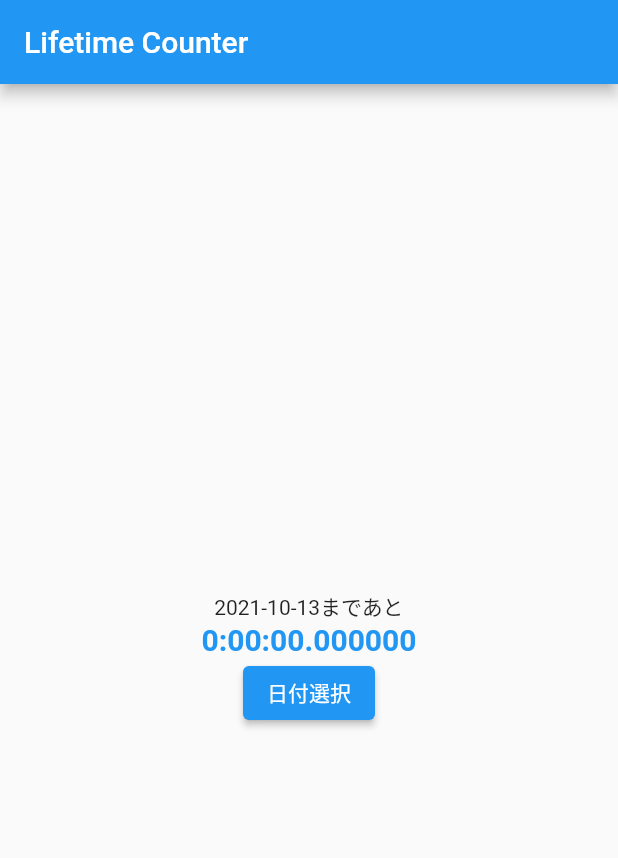
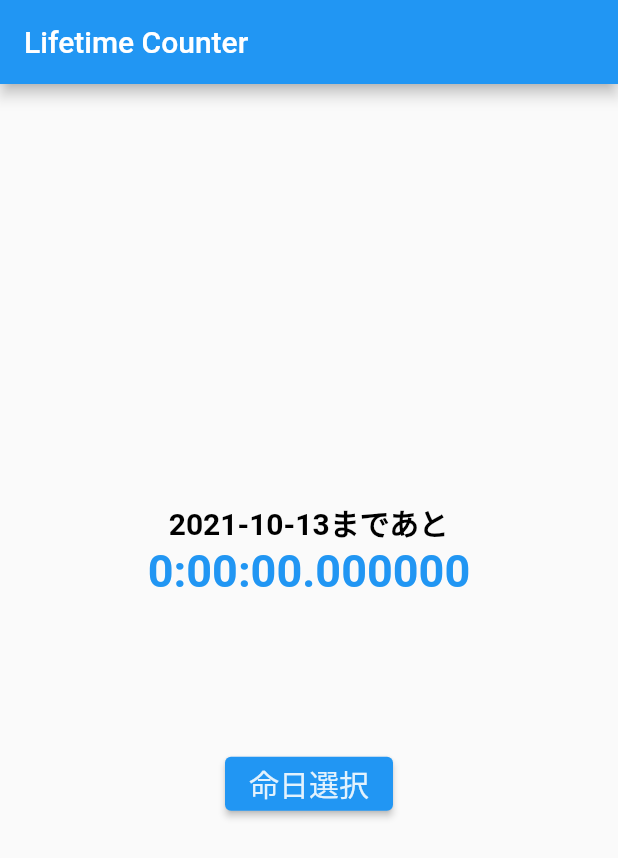
Before and after one commit to kentaro0901/lifetime-counter, a Flutter app: the screen it shows after launch, on a phone screen of 412 x 824 dp. Shown: the top 858 px of the screen. Run offline on Flutter 3.47's test engine with Material 2 defaults, Android fonts, the phone set to English and light mode, and no system bars.

Commit message:
[update] 配置の変更

```diff
--- a/lib/main.dart
+++ b/lib/main.dart
@@ -74,22 +74,39 @@ class _ChangeFormState extends State<MyHomePage> {
           mainAxisAlignment: MainAxisAlignment.center,
           children: <Widget>[
             Center(
-                child:Text("$_dateStringまであと")
+                child:Text(
+                  "$_dateStringまであと",
+                  style: const TextStyle(
+                    fontWeight: FontWeight.bold,
+                    fontSize: 20,
+                    color: Colors.black,
+                  ),
+                )
             ),
             Center(
                 child:Text(
                   "$_duration",
                   style: TextStyle(
                     fontWeight: FontWeight.bold,
-                    fontSize: 20,
+                    fontSize: 30,
                     color: Theme.of(context).primaryColor,
                   ),
                 )
             ),
-            ElevatedButton(
+            Container(
+              padding: const EdgeInsets.only(top:100.0),
+              child: ElevatedButton(
                 onPressed: () => _selectDate(context),
-                child: const Text('日付選択'),
-            )
+                child: Text(
+                  '命日選択',
+                  style: TextStyle(
+                    fontWeight: FontWeight.normal,
+                    fontSize: 20,
+                    color: Theme.of(context).secondaryHeaderColor,
+                  ),
+                ),
+              )
+            ),
           ],
         ),
       ),
```
